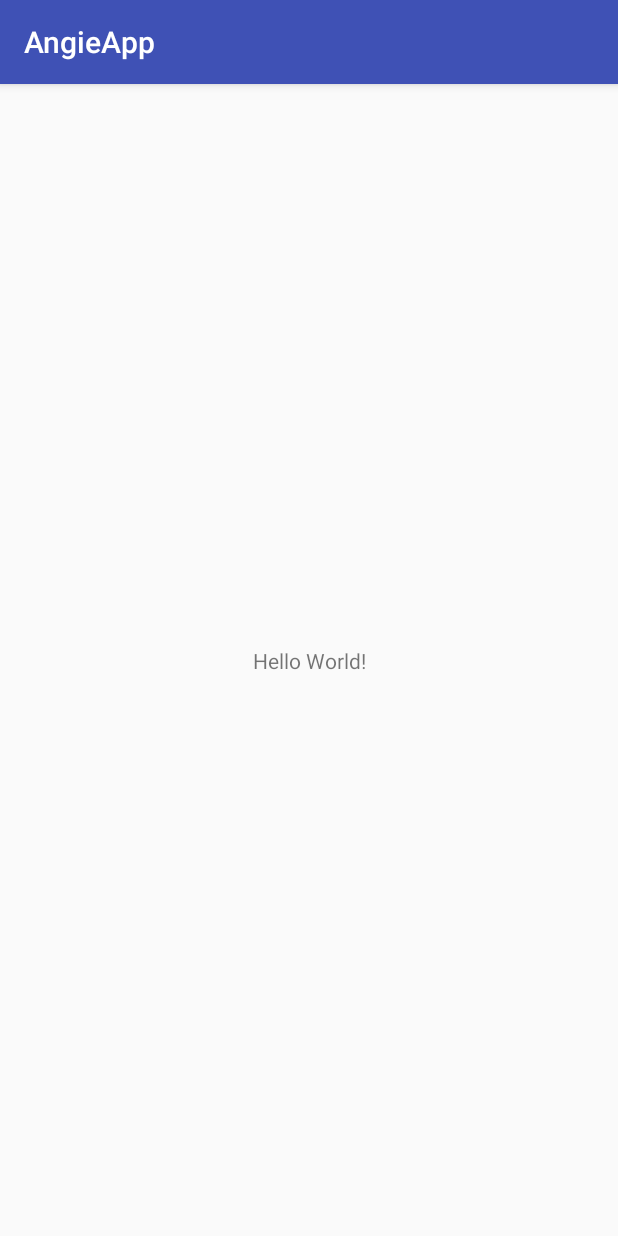
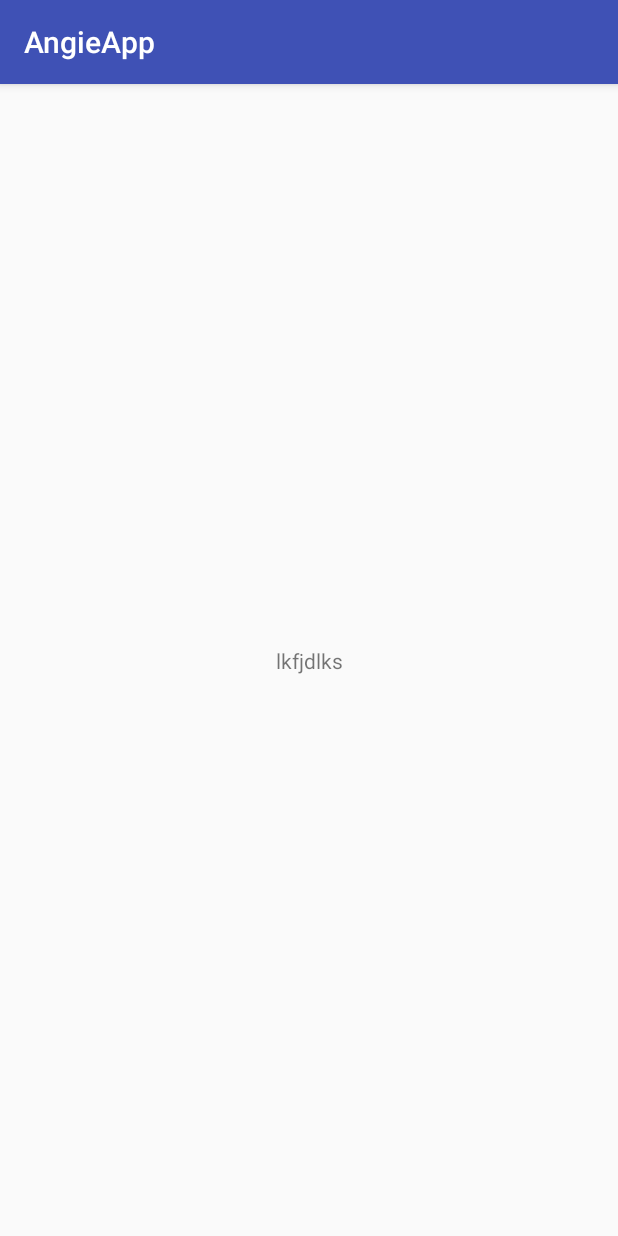
Before and after one commit to angiewhite/Software-Design-Project, an Android app: the screen it shows after launch (MainActivity), on a phone screen of 412 x 824 dp. Run offline under Robolectric (Android 15) with nearby library versions, the phone set to English and light mode, and no system bars.

Commit message:
Gave it a try - launched the app

```diff
--- a/app/build.gradle
+++ b/app/build.gradle
@@ -27,6 +27,6 @@ dependencies {
     implementation"org.jetbrains.kotlin:kotlin-stdlib-jre7:$kotlin_version"
     implementation 'com.android.support:appcompat-v7:26.1.0'
     implementation 'com.android.support.constraint:constraint-layout:1.1.3'
-    testImplementation 'junit:junit:4.12'
+    androidTestImplementation 'junit:junit:4.12'
     compile 'com.android.support:support-annotations:27.1.1'
 }
--- a/app/src/main/AndroidManifest.xml
+++ b/app/src/main/AndroidManifest.xml
@@ -1,6 +1,8 @@
 <?xml version="1.0" encoding="utf-8"?>
 <manifest xmlns:android="http://schemas.android.com/apk/res/android"
     package="bsuir.ksis.angieapp">
+
+    <uses-permission android:name="android.permission.READ_PHONE_STATE" />
 
     <application
         android:allowBackup="true"
--- /dev/null
+++ b/app/src/main/java/bsuir/ksis/angieapp/MainActivity.java
@@ -0,0 +1,17 @@
+package bsuir.ksis.angieapp;
+
+import android.app.Activity;
+import android.support.v7.app.AppCompatActivity;
+import android.os.Bundle;
+import android.widget.TextView;
+
+public class MainActivity extends AppCompatActivity {
+
+    protected void onCreate(Bundle savedInstanceState) {
+        super.onCreate(savedInstanceState);
+        setContentView(R.layout.activity_main);
+
+        TextView imei_tv = findViewById(R.id.imei_text_view);
+        imei_tv.setText("lkfjdlks");
+    }
+}
--- a/app/src/main/java/bsuir/ksis/angieapp/MainActivity.kt
+++ /dev/null
@@ -1,12 +0,0 @@
-package bsuir.ksis.angieapp
-
-import android.support.v7.app.AppCompatActivity
-import android.os.Bundle
-
-class MainActivity : AppCompatActivity() {
-
-    override fun onCreate(savedInstanceState: Bundle?) {
-        super.onCreate(savedInstanceState)
-        setContentView(R.layout.activity_main)
-    }
-}
--- a/app/src/main/res/layout/activity_main.xml
+++ b/app/src/main/res/layout/activity_main.xml
@@ -7,6 +7,7 @@
     tools:context="bsuir.ksis.angieapp.MainActivity">
 
     <TextView
+        android:id="@+id/imei_text_view"
         android:layout_width="wrap_content"
         android:layout_height="wrap_content"
         android:text="Hello World!"
```
